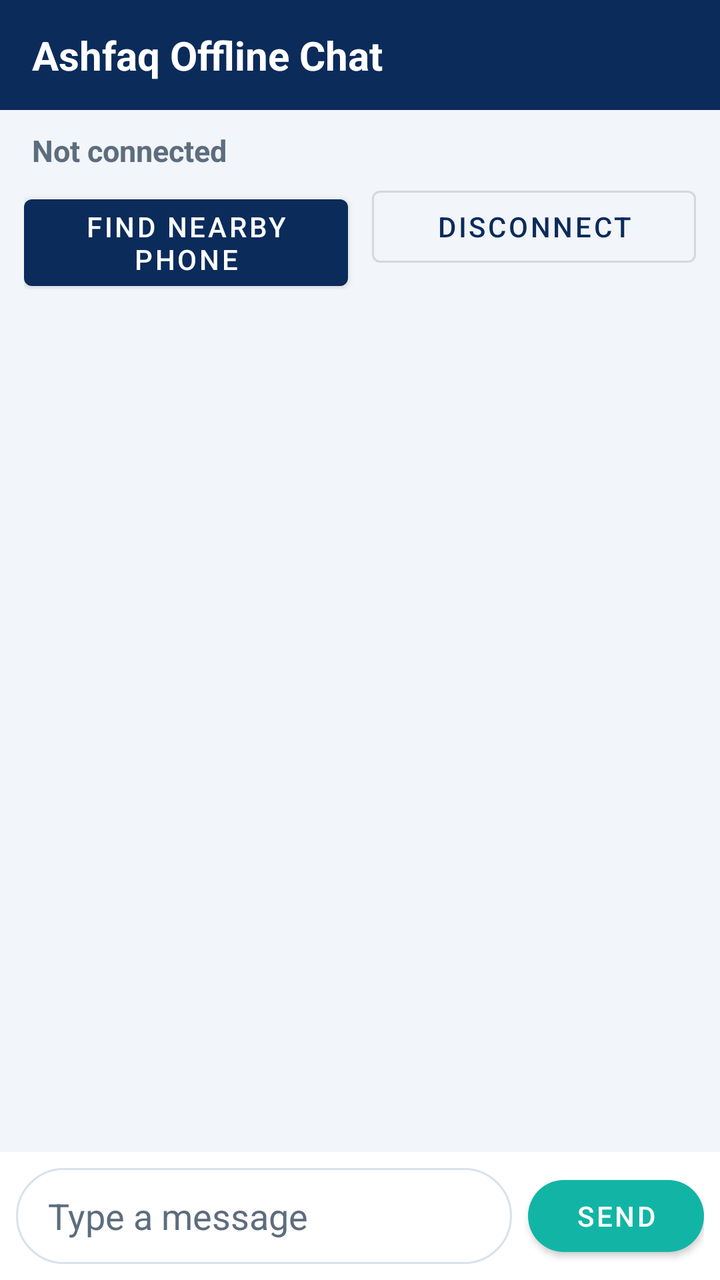
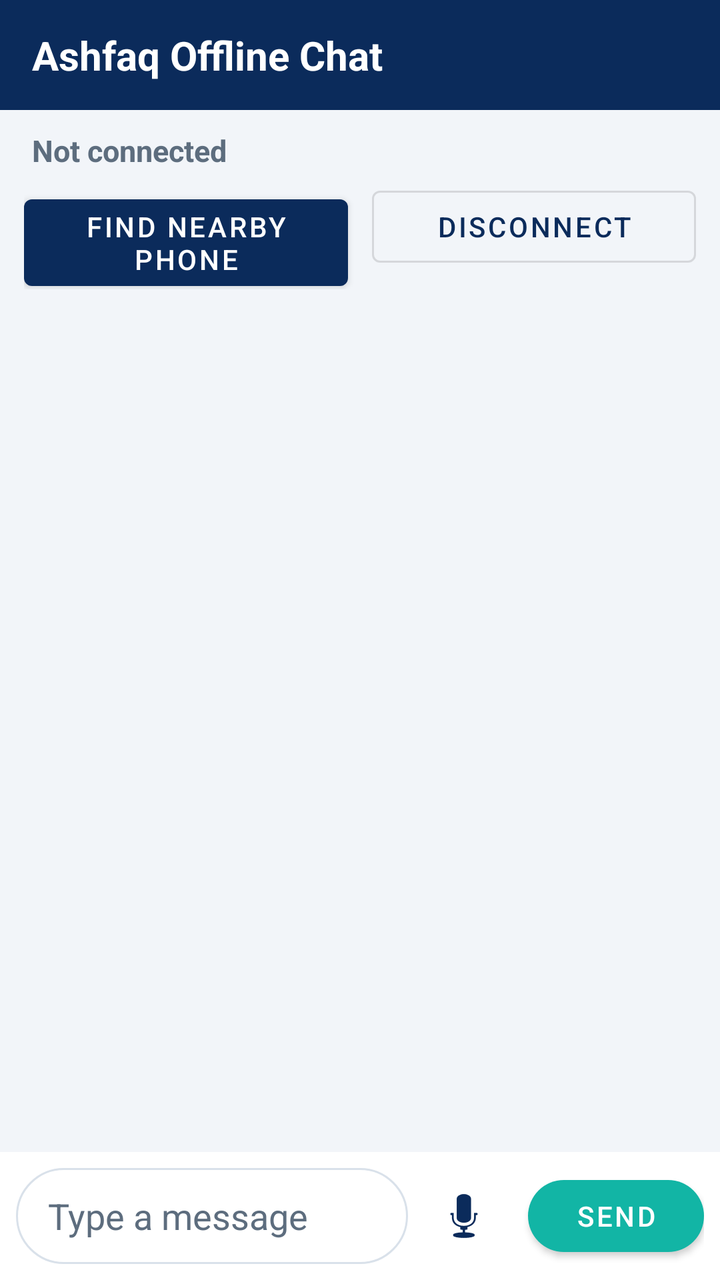

Two renders of the same Android screen: before a commit and after it. Below are the layout's source before the change and the commit's diff.
<!-- AndroidManifest.xml: application theme Theme.AshfaqOfflineChat -->
<!-- res/layout/activity_main.xml -->
<?xml version="1.0" encoding="utf-8"?>
<LinearLayout xmlns:android="http://schemas.android.com/apk/res/android"
    xmlns:app="http://schemas.android.com/apk/res-auto"
    android:layout_width="match_parent"
    android:layout_height="match_parent"
    android:background="@color/screen_background"
    android:orientation="vertical">

    <TextView
        android:layout_width="match_parent"
        android:layout_height="wrap_content"
        android:background="@color/primary"
        android:paddingStart="16dp"
        android:paddingTop="14dp"
        android:paddingEnd="16dp"
        android:paddingBottom="14dp"
        android:text="@string/app_name"
        android:textColor="@color/on_primary"
        android:textSize="20sp"
        android:textStyle="bold" />

    <TextView
        android:id="@+id/statusText"
        android:layout_width="match_parent"
        android:layout_height="wrap_content"
        android:paddingStart="16dp"
        android:paddingTop="10dp"
        android:paddingEnd="16dp"
        android:paddingBottom="4dp"
        android:text="@string/status_not_connected"
        android:textColor="@color/status_idle"
        android:textSize="15sp"
        android:textStyle="bold" />

    <LinearLayout
        android:layout_width="match_parent"
        android:layout_height="wrap_content"
        android:orientation="horizontal"
        android:paddingStart="12dp"
        android:paddingEnd="12dp">

        <com.google.android.material.button.MaterialButton
            android:id="@+id/buttonFind"
            android:layout_width="0dp"
            android:layout_height="wrap_content"
            android:layout_marginEnd="6dp"
            android:layout_weight="1"
            android:text="@string/find_nearby" />

        <com.google.android.material.button.MaterialButton
            android:id="@+id/buttonDisconnect"
            style="@style/Widget.MaterialComponents.Button.OutlinedButton"
            android:layout_width="0dp"
            android:layout_height="wrap_content"
            android:layout_marginStart="6dp"
            android:layout_weight="1"
            android:text="@string/disconnect" />
    </LinearLayout>

    <androidx.recyclerview.widget.RecyclerView
        android:id="@+id/recyclerMessages"
        android:layout_width="match_parent"
        android:layout_height="0dp"
        android:layout_weight="1"
        android:clipToPadding="false"
        android:paddingStart="8dp"
        android:paddingTop="8dp"
        android:paddingEnd="8dp"
        android:paddingBottom="8dp" />

    <LinearLayout
        android:layout_width="match_parent"
        android:layout_height="wrap_content"
        android:background="@color/input_bar_background"
        android:gravity="center_vertical"
        android:orientation="horizontal"
        android:padding="8dp">

        <EditText
            android:id="@+id/editMessage"
            android:layout_width="0dp"
            android:layout_height="wrap_content"
            android:layout_weight="1"
            android:background="@drawable/bg_input_field"
            android:hint="@string/message_hint"
            android:importantForAutofill="no"
            android:inputType="textCapSentences|textMultiLine"
            android:maxLines="4"
            android:minHeight="48dp"
            android:paddingStart="16dp"
            android:paddingTop="10dp"
            android:paddingEnd="16dp"
            android:paddingBottom="10dp"
            android:textColor="@color/text_primary"
            android:textColorHint="@color/text_secondary" />

        <com.google.android.material.button.MaterialButton
            android:id="@+id/buttonSend"
            android:layout_width="wrap_content"
            android:layout_height="wrap_content"
            android:layout_marginStart="8dp"
            android:text="@string/send"
            app:backgroundTint="@color/accent"
            app:cornerRadius="24dp" />
    </LinearLayout>

</LinearLayout>
<!-- resources referenced by this layout -->
<resources>
  <color name="accent">#12B5A5</color>
  <color name="input_bar_background">#FFFFFF</color>
  <color name="on_primary">#FFFFFF</color>
  <color name="primary">#0B2B5B</color>
  <color name="screen_background">#F2F5F9</color>
  <color name="status_idle">#5D6D7E</color>
  <color name="text_primary">#1C2733</color>
  <color name="text_secondary">#5D6D7E</color>
  <!-- drawable bg_input_field (drawable) -->
  <?xml version="1.0" encoding="utf-8"?>
  <shape xmlns:android="http://schemas.android.com/apk/res/android"
      android:shape="rectangle">
      <solid android:color="@color/input_bar_background" />
      <stroke
          android:width="1dp"
          android:color="@color/input_stroke" />
      <corners android:radius="24dp" />
  </shape>
  <string name="app_name">Ashfaq Offline Chat</string>
  <string name="disconnect">Disconnect</string>
  <string name="find_nearby">Find Nearby Phone</string>
  <string name="message_hint">Type a message</string>
  <string name="send">Send</string>
  <string name="status_not_connected">Not connected</string>
  <style name="Theme.AshfaqOfflineChat" parent="Theme.MaterialComponents.Light.NoActionBar">
          <item name="colorPrimary">@color/primary</item>
          <item name="colorPrimaryDark">@color/primary_dark</item>
          <item name="colorOnPrimary">@color/on_primary</item>
          <item name="colorAccent">@color/accent</item>
          <item name="android:statusBarColor">@color/primary_dark</item>
          <item name="android:windowBackground">@color/screen_background</item>
          <item name="android:textColorPrimary">@color/text_primary</item>
      </style>
  <color name="input_stroke">#D9E1EA</color>
  <color name="primary_dark">#071F42</color>
</resources>

<!-- the commit's change to res/layout/activity_main.xml (unified diff, before → after) -->
@@ -94,6 +94,16 @@
             android:textColor="@color/text_primary"
             android:textColorHint="@color/text_secondary" />
 
+        <ImageButton
+            android:id="@+id/buttonMic"
+            android:layout_width="48dp"
+            android:layout_height="48dp"
+            android:layout_marginStart="4dp"
+            android:background="@android:color/transparent"
+            android:contentDescription="@string/record_voice"
+            android:src="@android:drawable/ic_btn_speak_now"
+            android:tint="@color/primary" />
+
         <com.google.android.material.button.MaterialButton
             android:id="@+id/buttonSend"
             android:layout_width="wrap_content"
<!-- resource entries referenced after the edit -->
@@ -22,6 +22,7 @@
   <string name="disconnect">Disconnect</string>
   <string name="find_nearby">Find Nearby Phone</string>
   <string name="message_hint">Type a message</string>
+  <string name="record_voice">Record a voice message</string>
   <string name="send">Send</string>
   <string name="status_not_connected">Not connected</string>
   <style name="Theme.AshfaqOfflineChat" parent="Theme.MaterialComponents.Light.NoActionBar">
